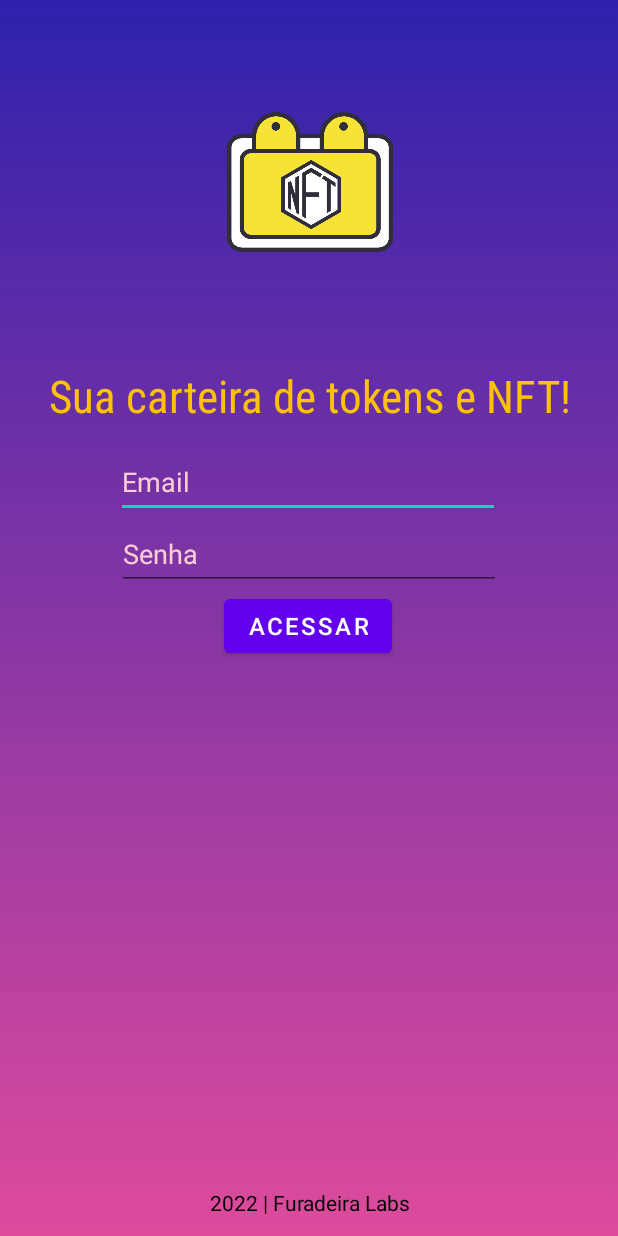
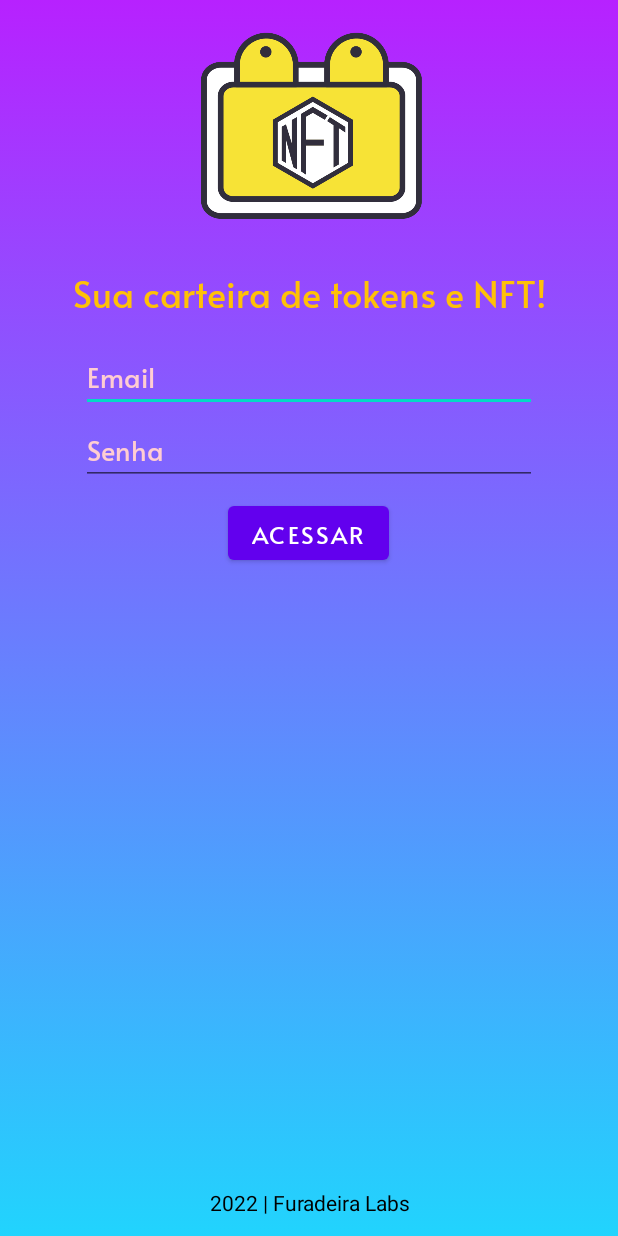
Before and after one commit to peregrinno/AppPETMOBILE, an Android app: the screen it shows after launch (MainActivity), on a phone screen of 412 x 824 dp. Run offline under Robolectric (Android 15) with nearby library versions, the phone set to English and light mode, and no system bars.

Commit message:
Muda font tela inicial e sube as informações

```diff
--- a/app/src/main/res/drawable/gradient_background.xml
+++ b/app/src/main/res/drawable/gradient_background.xml
@@ -5,9 +5,9 @@
         <shape>
 
            <gradient
-               android:angle="-45"
-               android:startColor="#2e21ac"
-               android:endColor="#de4b9c"
+               android:angle="90"
+               android:startColor="#21D4FD"
+               android:endColor="#B721FF"
                android:type="linear"/>
 
         </shape>
--- a/app/src/main/res/layout/activity_main.xml
+++ b/app/src/main/res/layout/activity_main.xml
@@ -9,14 +9,17 @@
 
     <ImageView
         android:id="@+id/imageView"
-        android:layout_width="396dp"
-        android:layout_height="209dp"
-        android:layout_marginTop="30dp"
+        android:layout_width="175dp"
+        android:layout_height="139dp"
+        android:layout_marginTop="32dp"
+        android:contentDescription="@string/logo_nft"
+        android:scaleType="centerCrop"
+        android:scaleX="2"
+        android:scaleY="2"
         app:layout_constraintEnd_toEndOf="parent"
         app:layout_constraintStart_toStartOf="parent"
         app:layout_constraintTop_toTopOf="parent"
-        app:srcCompat="@drawable/nftlogo"
-        android:contentDescription="@string/logo_nft" />
+        app:srcCompat="@drawable/nftlogo" />
 
     <EditText
         android:id="@+id/editTextEmailAddress"
@@ -24,8 +27,10 @@
         android:layout_height="wrap_content"
         android:layout_marginTop="13dp"
         android:autoText="false"
+        android:autofillHints=""
         android:editable="true"
         android:ems="12"
+        android:fontFamily="@font/alata"
         android:hint="@string/email"
         android:inputType="textEmailAddress"
         android:minHeight="48dp"
@@ -36,8 +41,7 @@
         app:layout_constraintHorizontal_bias="0.497"
         app:layout_constraintStart_toStartOf="parent"
         app:layout_constraintTop_toBottomOf="@+id/textView2"
-        android:autofillHints=""
-        tools:ignore="Deprecated" />
+        tools:ignore="Deprecated,TextContrastCheck" />
 
     <EditText
         android:id="@+id/editTextPassword"
@@ -45,6 +49,7 @@
         android:layout_height="wrap_content"
         android:autofillHints=""
         android:ems="12"
+        android:fontFamily="@font/alata"
         android:hint="@string/senha"
         android:inputType="numberPassword"
         android:minHeight="48dp"
@@ -53,13 +58,16 @@
         app:layout_constraintBottom_toTopOf="@+id/btnUserLogin"
         app:layout_constraintEnd_toEndOf="parent"
         app:layout_constraintStart_toStartOf="parent"
-        app:layout_constraintTop_toBottomOf="@+id/editTextEmailAddress" />
+        app:layout_constraintTop_toBottomOf="@+id/editTextEmailAddress"
+        tools:ignore="TextContrastCheck" />
 
     <Button
         android:id="@+id/btnUserLogin"
         android:layout_width="wrap_content"
         android:layout_height="wrap_content"
-        android:onClick="acessar"
+        android:layout_marginTop="8dp"
+        android:fontFamily="@font/alata"
+        android:onClick="Acessar"
         android:text="@string/acessar"
         android:textSize="16sp"
         app:layout_constraintEnd_toEndOf="parent"
@@ -72,15 +80,16 @@
         android:layout_width="wrap_content"
         android:layout_height="wrap_content"
         android:layout_marginTop="4dp"
-        android:fontFamily="sans-serif-condensed"
+        android:fontFamily="@font/alata"
         android:text="@string/sua_carteira_de_tokens_e_nft"
         android:textAlignment="center"
         android:textColor="#FFC107"
         android:textDirection="inherit"
-        android:textSize="30sp"
+        android:textSize="24sp"
         app:layout_constraintEnd_toEndOf="parent"
         app:layout_constraintStart_toStartOf="parent"
-        app:layout_constraintTop_toBottomOf="@+id/imageView" />
+        app:layout_constraintTop_toBottomOf="@+id/imageView"
+        tools:ignore="TextContrastCheck" />
 
     <TextView
         android:id="@+id/textView3"
```
Also changed, not shown: app/src/main/res/font/alata.ttf (added).
